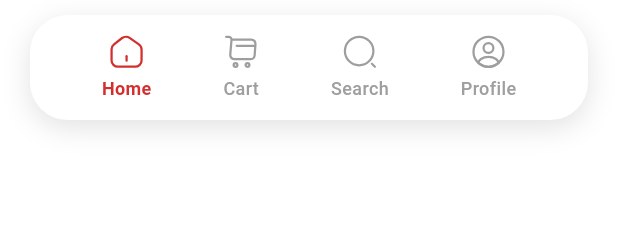
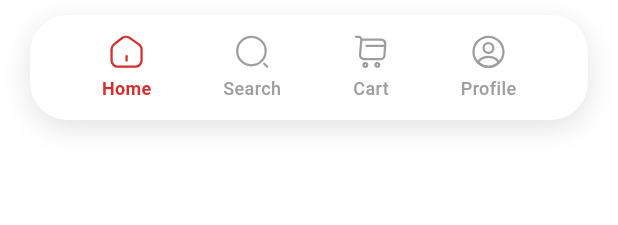
Before and after one commit to Dukeazeta/Quickbite-v3, a Flutter app: the CustomBottomNavigationBar widget shown alone on an empty page, opened directly with empty values, on a phone screen of 412 x 824 dp. Shown: the top 225 px of the screen. Run offline on Flutter 3.47's test engine with Material 3 defaults, Android fonts, the phone set to English and light mode, and no system bars; our stand-ins replace equatable, flutter_bloc, flutter_rating_bar, flutter_svg, google_fonts; network calls fail.

Commit message:
Fixed mismatched routes

```diff
--- a/quickbitev3/lib/main.dart
+++ b/quickbitev3/lib/main.dart
@@ -38,8 +38,8 @@ class MyApp extends StatelessWidget {
         '/splash': (context) => const SplashScreen(),
         '/login': (context) => const LoginScreen(),
         '/home': (context) => const FoodItemsScreen(),
-        '/search': (context) => const SearchScreen(),
-        '/cart': (context) => const CartScreen(),
+        '/search': (context) => const SearchScreen(),    // ← This should be search
+        '/cart': (context) => const CartScreen(),        // ← This should be cart
         '/profile': (context) => const ProfileScreen(),
         '/checkout': (context) => const CheckoutScreen(),
         '/': (context) => const FoodItemsScreen(),
--- a/quickbitev3/lib/widgets/custom_bottom_navbar.dart
+++ b/quickbitev3/lib/widgets/custom_bottom_navbar.dart
@@ -31,8 +31,10 @@ class CustomBottomNavigationBar extends StatelessWidget {
         mainAxisAlignment: MainAxisAlignment.spaceEvenly,
         children: [
           _buildNavItem(0, 'assets/icons/home.svg', 'Home'),
-          _buildNavItem(1, 'assets/icons/cart.svg', 'Cart'),
-          _buildNavItem(2, 'assets/icons/search.svg', 'Search'),
+          _buildNavItem(1, 'assets/icons/search.svg',
+              'Search'), // Changed from cart to search
+          _buildNavItem(2, 'assets/icons/cart.svg',
+              'Cart'), // Changed from search to cart
           _buildNavItem(3, 'assets/icons/profile.svg', 'Profile'),
         ],
       ),
```
Also changed, not shown: quickbitev3/lib/screens/home/food_items_screen.dart (+28 -14 lines).
